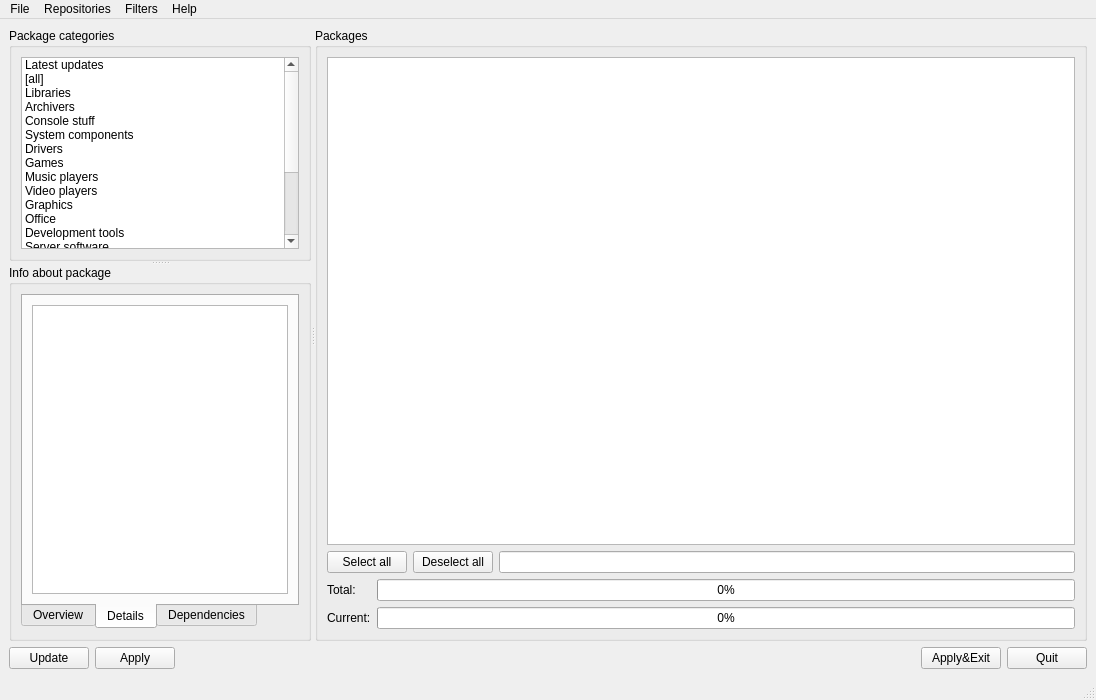
Qt form mpkg/manager/pkgmanager.ui (BackupTheBerlios/mops) before a commit.
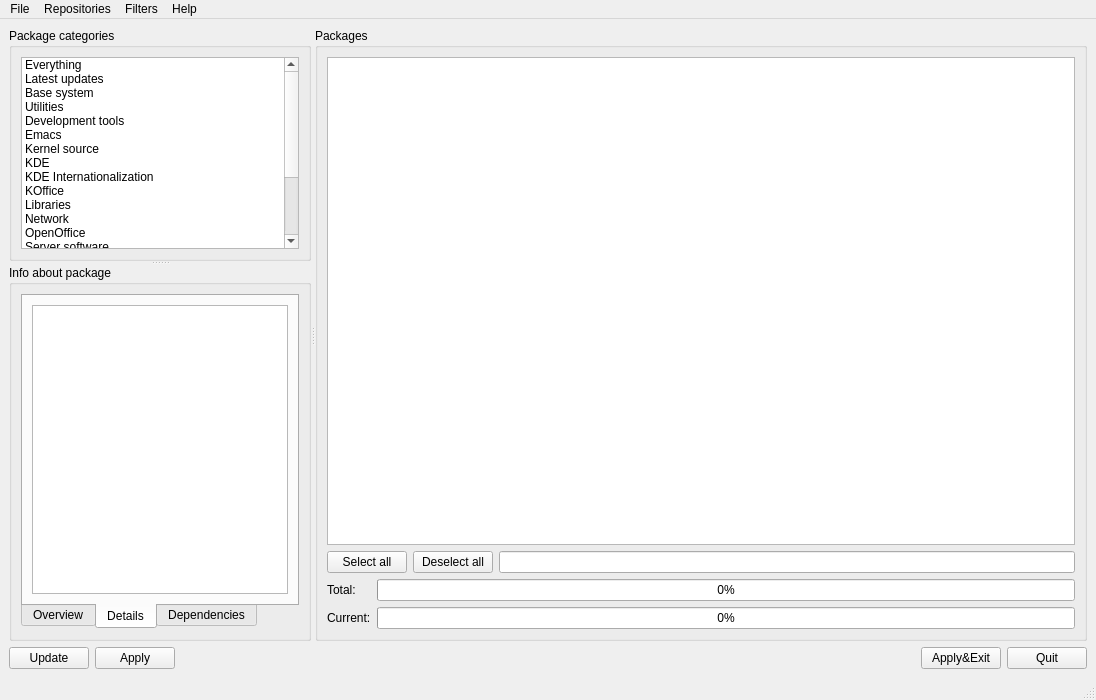
The same form after that commit. Icons and pictures are not drawn.

```diff
--- a/mpkg/manager/pkgmanager.ui
+++ b/mpkg/manager/pkgmanager.ui
@@ -68,6 +68,14 @@
              <height>32</height>
             </size>
            </property>
+           <item>
+            <property name="text" >
+             <string>Everything</string>
+            </property>
+            <property name="icon" >
+             <iconset>../../../opt/kde/share/icons/crystalsvg/32x32/apps/penguin.png</iconset>
+            </property>
+           </item>
            <item>
             <property name="text" >
              <string>Latest updates</string>
@@ -78,39 +86,7 @@
            </item>
            <item>
             <property name="text" >
-             <string>[all]</string>
-            </property>
-            <property name="icon" >
-             <iconset>icons/icons/default.kde/32x32/apps/penguin.png</iconset>
-            </property>
-           </item>
-           <item>
-            <property name="text" >
-             <string>Libraries</string>
-            </property>
-            <property name="icon" >
-             <iconset>icons/icons/default.kde/32x32/apps/kcmsystem.png</iconset>
-            </property>
-           </item>
-           <item>
-            <property name="text" >
-             <string>Archivers</string>
-            </property>
-            <property name="icon" >
-             <iconset>icons/icons/default.kde/32x32/apps/package.png</iconset>
-            </property>
-           </item>
-           <item>
-            <property name="text" >
-             <string>Console stuff</string>
-            </property>
-            <property name="icon" >
-             <iconset>icons/icons/default.kde/32x32/apps/xconsole.png</iconset>
-            </property>
-           </item>
-           <item>
-            <property name="text" >
-             <string>System components</string>
+             <string>Base system</string>
             </property>
             <property name="icon" >
              <iconset>icons/icons/default.kde/32x32/apps/kcmprocessor.png</iconset>
@@ -118,50 +94,10 @@
            </item>
            <item>
             <property name="text" >
-             <string>Drivers</string>
+             <string>Utilities</string>
             </property>
             <property name="icon" >
-             <iconset>icons/icons/default.kde/32x32/apps/kcmpci.png</iconset>
-            </property>
-           </item>
-           <item>
-            <property name="text" >
-             <string>Games</string>
-            </property>
-            <property name="icon" >
-             <iconset>icons/icons/default.kde/32x32/apps/bluefish.png</iconset>
-            </property>
-           </item>
-           <item>
-            <property name="text" >
-             <string>Music players</string>
-            </property>
-            <property name="icon" >
-             <iconset>icons/icons/default.kde/32x32/apps/kcmsound.png</iconset>
-            </property>
-           </item>
-           <item>
-            <property name="text" >
-             <string>Video players</string>
-            </property>
-            <property name="icon" >
-             <iconset>icons/icons/default.kde/32x32/apps/xawtv.png</iconset>
-            </property>
-           </item>
-           <item>
-            <property name="text" >
-             <string>Graphics</string>
-            </property>
-            <property name="icon" >
-             <iconset>icons/icons/default.kde/32x32/apps/colors.png</iconset>
-            </property>
-           </item>
-           <item>
-            <property name="text" >
-             <string>Office</string>
-            </property>
-            <property name="icon" >
-             <iconset>icons/icons/default.kde/32x32/apps/abiword.png</iconset>
+             <iconset>icons/icons/default.kde/32x32/apps/xconsole.png</iconset>
             </property>
            </item>
            <item>
@@ -172,6 +108,70 @@
              <iconset>icons/icons/default.kde/32x32/apps/alevt.png</iconset>
             </property>
            </item>
+           <item>
+            <property name="text" >
+             <string>Emacs</string>
+            </property>
+            <property name="icon" >
+             <iconset>../../../opt/kde/share/icons/crystalsvg/32x32/apps/plan.png</iconset>
+            </property>
+           </item>
+           <item>
+            <property name="text" >
+             <string>Kernel source</string>
+            </property>
+            <property name="icon" >
+             <iconset>icons/icons/default.kde/32x32/apps/kcmpci.png</iconset>
+            </property>
+           </item>
+           <item>
+            <property name="text" >
+             <string>KDE</string>
+            </property>
+            <property name="icon" >
+             <iconset>../../../opt/kde/share/icons/MOPSIcons/128x128/apps/go.png</iconset>
+            </property>
+           </item>
+           <item>
+            <property name="text" >
+             <string>KDE Internationalization</string>
+            </property>
+            <property name="icon" >
+             <iconset>../../../opt/kde/share/icons/crystalsvg/128x128/apps/kmenu.png</iconset>
+            </property>
+           </item>
+           <item>
+            <property name="text" >
+             <string>KOffice</string>
+            </property>
+            <property name="icon" >
+             <iconset>../../../opt/kde/share/icons/crystalsvg/128x128/apps/wp.png</iconset>
+            </property>
+           </item>
+           <item>
+            <property name="text" >
+             <string>Libraries</string>
+            </property>
+            <property name="icon" >
+             <iconset>icons/icons/default.kde/32x32/apps/kcmsystem.png</iconset>
+            </property>
+           </item>
+           <item>
+            <property name="text" >
+             <string>Network</string>
+            </property>
+            <property name="icon" >
+             <iconset>icons/icons/default.kde/32x32/apps/ktalkd.png</iconset>
+            </property>
+           </item>
+           <item>
+            <property name="text" >
+             <string>OpenOffice</string>
+            </property>
+            <property name="icon" >
+             <iconset>../../../opt/kde/share/icons/MOPSIcons/128x128/apps/ooo-base.png</iconset>
+            </property>
+           </item>
            <item>
             <property name="text" >
              <string>Server software</string>
@@ -182,7 +182,7 @@
            </item>
            <item>
             <property name="text" >
-             <string>Utilities</string>
+             <string>TeX</string>
             </property>
             <property name="icon" >
              <iconset>icons/icons/default.kde/32x32/apps/fifteenpieces.png</iconset>
@@ -190,7 +190,7 @@
            </item>
            <item>
             <property name="text" >
-             <string>System tools</string>
+             <string>Tk/TCL</string>
             </property>
             <property name="icon" >
              <iconset>icons/icons/default.kde/32x32/apps/package_utilities.png</iconset>
@@ -198,7 +198,7 @@
            </item>
            <item>
             <property name="text" >
-             <string>Emulators</string>
+             <string>Wine</string>
             </property>
             <property name="icon" >
              <iconset>icons/icons/default.kde/32x32/apps/wine.png</iconset>
@@ -206,7 +206,7 @@
            </item>
            <item>
             <property name="text" >
-             <string>Internet: Web browsers</string>
+             <string>X Window system</string>
             </property>
             <property name="icon" >
              <iconset>icons/icons/default.kde/32x32/apps/firefox.png</iconset>
@@ -214,7 +214,7 @@
            </item>
            <item>
             <property name="text" >
-             <string>Internet: IM clients</string>
+             <string>X Applications</string>
             </property>
             <property name="icon" >
              <iconset>icons/icons/default.kde/32x32/apps/licq.png</iconset>
@@ -222,18 +222,10 @@
            </item>
            <item>
             <property name="text" >
-             <string>Internet: VoIP</string>
+             <string>Miscellaneous</string>
             </property>
             <property name="icon" >
-             <iconset>icons/icons/default.kde/32x32/apps/ktalkd.png</iconset>
-            </property>
-           </item>
-           <item>
-            <property name="text" >
-             <string>Multimedia editors</string>
-            </property>
-            <property name="icon" >
-             <iconset>icons/icons/default.kde/32x32/apps/designer.png</iconset>
+             <iconset>icons/icons/default.kde/32x32/apps/fifteenpieces.png</iconset>
             </property>
            </item>
           </widget>
```
Left out of the diff: 44 changed lines with no effect on the pictures.
